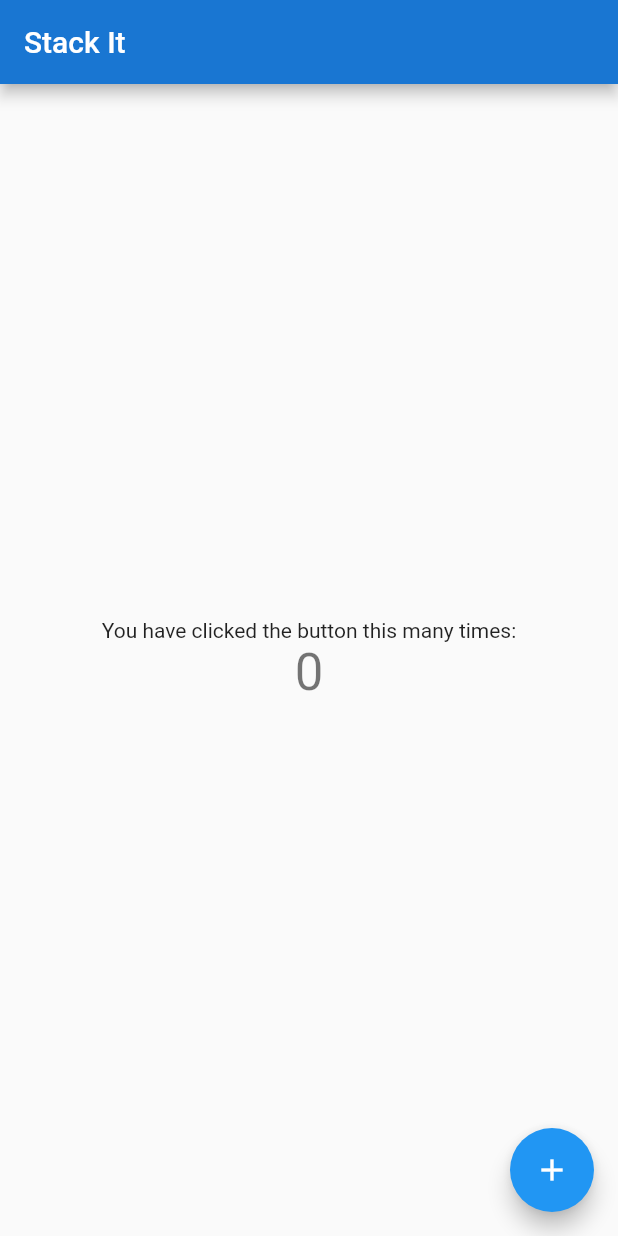
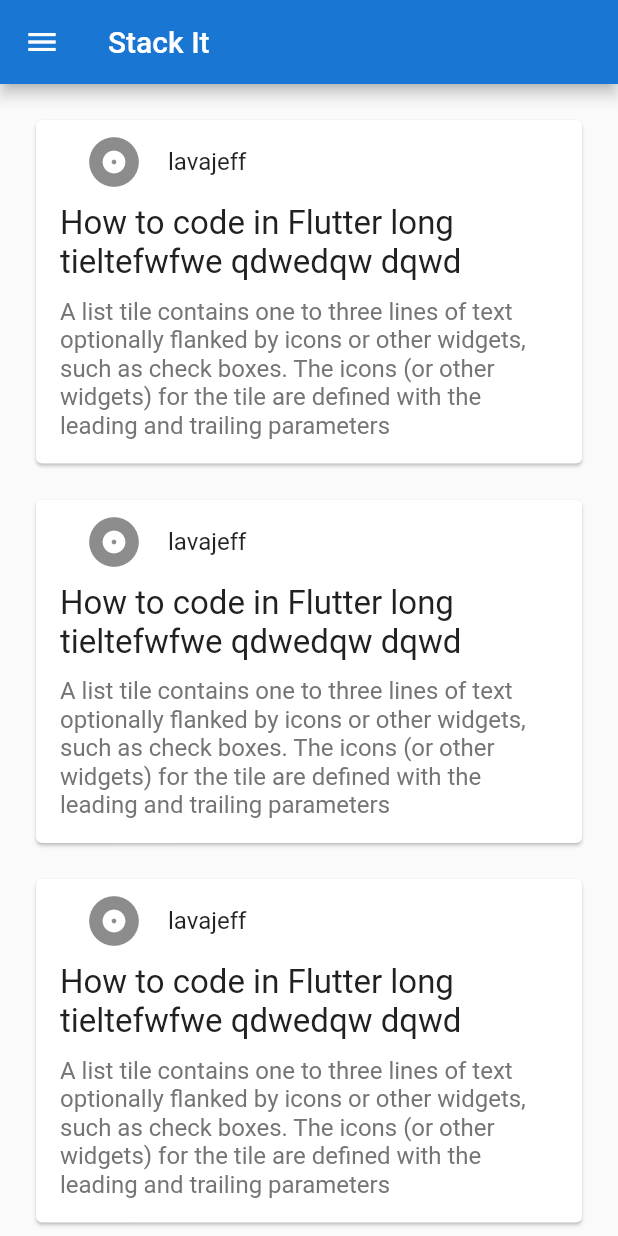
Before and after one commit to jeffreycgy/hack19, a Flutter app: the screen it shows after launch, on a phone screen of 412 x 824 dp. Run offline on Flutter 3.47's test engine with Material 2 defaults, Android fonts, the phone set to English and light mode, and no system bars; Roboto replaces fonts that are missing (Proxima Nova).

Commit message:
Update main dart

```diff
--- a/lib/main.dart
+++ b/lib/main.dart
@@ -1,4 +1,5 @@
 import 'package:flutter/material.dart';
+import 'lava_card.dart';
 
 void main() => runApp(MyApp());
 
@@ -50,22 +51,26 @@ class _MyHomePageState extends State<MyHomePage> {
 
   @override
   Widget build(BuildContext context) {
-    // This method is rerun every time setState is called, for instance as done
-    // by the _incrementCounter method above.
-    //
-    // The Flutter framework has been optimized to make rerunning build methods
-    // fast, so that you can just rebuild anything that needs updating rather
-    // than having to individually change instances of widgets.
     return Scaffold(
+      drawer: Drawer(
+        child: ListView(
+          padding: const EdgeInsets.all(0),
+          children: <Widget>[
+            DrawerHeader(
+              child: Text('Drawer Header'),
+              decoration: BoxDecoration(color: Colors.blue),
+            ),
+            ListTile(title: Text('Home')),
+            ListTile(title: Text('Profile')),
+            ListTile(title: Text('Bookmarks'))
+          ],
+        ),
+      ),
       appBar: AppBar(
-        // Here we take the value from the MyHomePage object that was created by
-        // the App.build method, and use it to set our appbar title.
         title: Text(widget.title),
       ),
       body: Center(
-        // Center is a layout widget. It takes a single child and positions it
-        // in the middle of the parent.
-        child: Column(
+        child: ListView(
           // Column is also layout widget. It takes a list of children and
           // arranges them vertically. By default, it sizes itself to fit its
           // children horizontally, and tries to be as tall as its parent.
@@ -80,23 +85,26 @@ class _MyHomePageState extends State<MyHomePage> {
           // center the children vertically; the main axis here is the vertical
           // axis because Columns are vertical (the cross axis would be
           // horizontal).
-          mainAxisAlignment: MainAxisAlignment.center,
+          // mainAxisAlignment: MainAxisAlignment.center,
           children: <Widget>[
-            Text(
-              'You have clicked the button this many times:',
-            ),
-            Text(
-              '$_counter',
-              style: Theme.of(context).textTheme.display1,
-            ),
+            // Text(
+            //   'You have clicked the button this many times:',
+            // ),
+            // Text(
+            //   '$_counter',
+            //   style: Theme.of(context).textTheme.display1,
+            // ),
+            LavaCard(),
+            LavaCard(),
+            LavaCard()
           ],
         ),
       ),
-      floatingActionButton: FloatingActionButton(
-        onPressed: _incrementCounter,
-        tooltip: 'Increment',
-        child: Icon(Icons.add),
-      ), // This trailing comma makes auto-formatting nicer for build methods.
+      // floatingActionButton: FloatingActionButton(
+      //   onPressed: _incrementCounter,
+      //   tooltip: 'Increment',
+      //   child: Icon(Icons.add),
+      // ), // This trailing comma makes auto-formatting nicer for build methods.
     );
   }
 }
```
